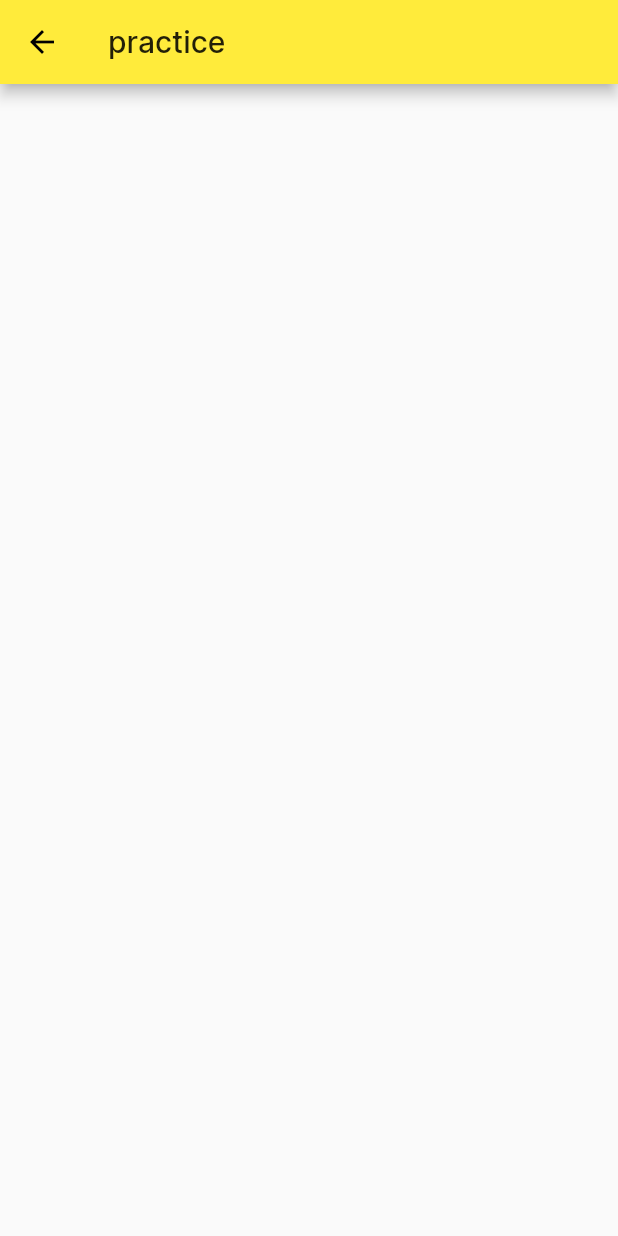
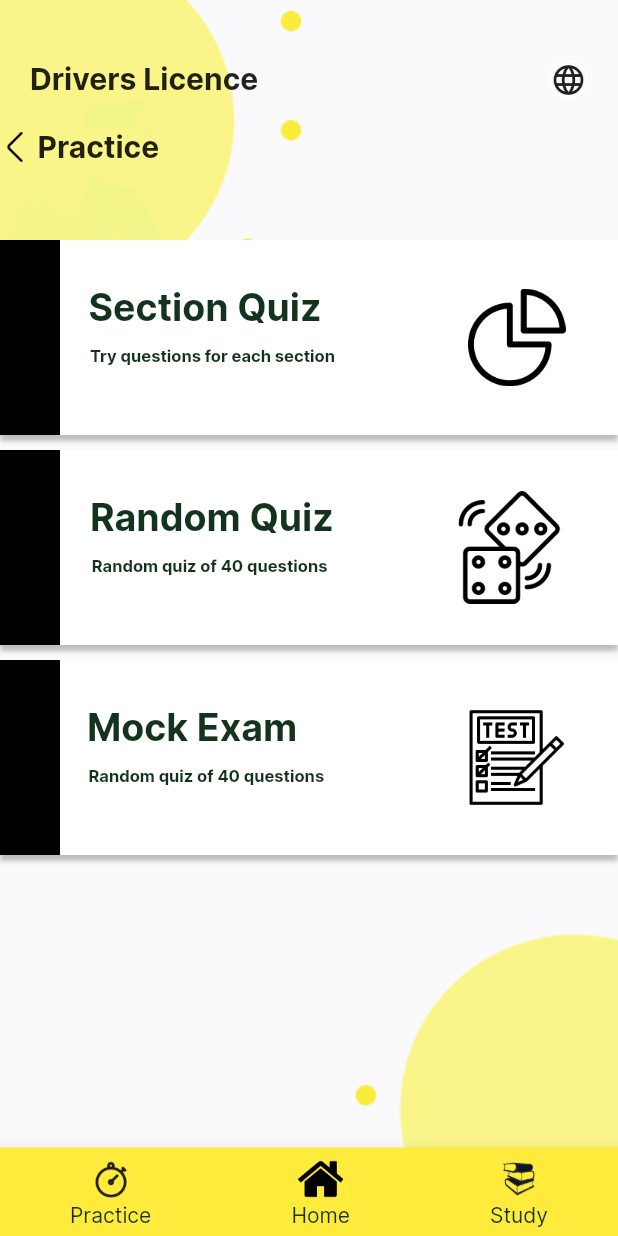
Before and after one commit to adheebshafik/Srilanka_Driving_Exam_App, a Flutter app: the screen it shows after launch, after a tap on "Practice", on a phone screen of 412 x 824 dp. Run offline on Flutter 3.47's test engine with Material 2 defaults, Android fonts, the light colour scheme and no system bars; our stand-ins replace flutter_calendar_carousel, flutter_svg.

Commit message:
Small changes to Dashboard, Ask Us and finished Practice Quiz Screen

```diff
--- a/lib/main.dart
+++ b/lib/main.dart
@@ -1,7 +1,7 @@
 import 'package:Srilanka_Driving_Exam_App/screens/askus_screen.dart';
 import 'package:Srilanka_Driving_Exam_App/screens/dashboard_screen.dart';
 import 'package:Srilanka_Driving_Exam_App/screens/language_selection_screen.dart';
-import 'package:Srilanka_Driving_Exam_App/screens/practice_screen.dart';
+import 'package:Srilanka_Driving_Exam_App/screens/practice_quiz_screen.dart';
 import 'package:Srilanka_Driving_Exam_App/screens/question_info_screen.dart';
 import 'package:Srilanka_Driving_Exam_App/screens/study_screen.dart';
 import 'package:Srilanka_Driving_Exam_App/screens/view_schedule_screen.dart';
@@ -31,11 +31,11 @@ class MyApp extends StatelessWidget {
       routes: {
         "/": (ctx) => DashboardScreen(),
         StudyScreen.routeName: (ctx) => StudyScreen(),
-        PracticeScreen.routeName: (ctx) => PracticeScreen(),
         AskUsScreen.routeName: (ctx) => AskUsScreen(),
         QuestionInfoScreen.routeName: (ctx) => QuestionInfoScreen(),
         ViewScheduleScreen.routeName: (ctx) => ViewScheduleScreen(),
-        LanguageSelection.routeName: (ctx) => LanguageSelection()
+        LanguageSelection.routeName: (ctx) => LanguageSelection(),
+        PracticeQuizScreen.routeName: (ctx) => PracticeQuizScreen()
       },
     );
   }
--- a/lib/screens/askus_screen.dart
+++ b/lib/screens/askus_screen.dart
@@ -1,4 +1,3 @@
-import 'package:Srilanka_Driving_Exam_App/screens/practice_screen.dart';
 import 'package:Srilanka_Driving_Exam_App/screens/study_screen.dart';
 import 'package:Srilanka_Driving_Exam_App/widgets/bottom_nav_bar.dart';
 import 'package:Srilanka_Driving_Exam_App/widgets/header.dart';
--- a/lib/screens/dashboard_screen.dart
+++ b/lib/screens/dashboard_screen.dart
@@ -1,5 +1,5 @@
 import 'package:Srilanka_Driving_Exam_App/screens/askus_screen.dart';
-import 'package:Srilanka_Driving_Exam_App/screens/practice_screen.dart';
+import 'package:Srilanka_Driving_Exam_App/screens/practice_quiz_screen.dart';
 import 'package:Srilanka_Driving_Exam_App/screens/study_screen.dart';
 import 'package:Srilanka_Driving_Exam_App/screens/view_schedule_screen.dart';
 import 'package:Srilanka_Driving_Exam_App/widgets/header.dart';
@@ -48,6 +48,14 @@ class DashboardScreen extends StatelessWidget {
                       decoration: BoxDecoration(
                         borderRadius: BorderRadius.circular(10),
                         color: Colors.grey[100],
+                        boxShadow: [
+                          BoxShadow(
+                            color: Colors.grey[400],
+                            blurRadius: 2.0,
+                            spreadRadius: 0.0,
+                            offset: Offset(3, 3),
+                          )
+                        ],
                       ),
                       child: Container(
                         margin: EdgeInsets.fromLTRB(23, 0, 23, 50),
@@ -78,14 +86,18 @@ class DashboardScreen extends StatelessWidget {
                         child: Text(
                           'View Schedule',
                           style: TextStyle(
-                            color: Colors.black,
-                          ),
+                              color: Colors.black, fontWeight: FontWeight.bold),
                         ),
                         decoration: BoxDecoration(
                           borderRadius: BorderRadius.circular(50),
                           color: Colors.white,
                           boxShadow: [
-                            BoxShadow(color: Colors.white10, spreadRadius: 4)
+                            BoxShadow(
+                              color: Colors.grey[400],
+                              blurRadius: 2.0,
+                              spreadRadius: 0.0,
+                              offset: Offset(0, 4.0),
+                            )
                           ],
                         ),
                       ),
@@ -100,8 +112,17 @@ class DashboardScreen extends StatelessWidget {
                       height: 180,
                       margin: EdgeInsets.only(right: 30),
                       decoration: BoxDecoration(
-                          color: Theme.of(context).primaryColor,
-                          borderRadius: BorderRadius.circular(10)),
+                        color: Theme.of(context).primaryColor,
+                        borderRadius: BorderRadius.circular(10),
+                        boxShadow: [
+                          BoxShadow(
+                            color: Colors.grey[400],
+                            blurRadius: 2.0,
+                            spreadRadius: 0.0,
+                            offset: Offset(3, 3),
+                          )
+                        ],
+                      ),
                       child: Container(
                         margin: EdgeInsets.fromLTRB(23, 0, 23, 50),
                         decoration: BoxDecoration(
@@ -150,8 +171,18 @@ class DashboardScreen extends StatelessWidget {
               onTap: () =>
                   Navigator.of(context).pushNamed(StudyScreen.routeName),
               child: Container(
-                height: 90,
-                decoration: BoxDecoration(color: Colors.yellow),
+                height: 100,
+                decoration: BoxDecoration(
+                  color: Colors.yellow,
+                  boxShadow: [
+                    BoxShadow(
+                      color: Colors.grey[400],
+                      blurRadius: 2.0,
+                      spreadRadius: 0.0,
+                      offset: Offset(0, 4.0),
+                    )
+                  ],
+                ),
                 padding: EdgeInsets.only(right: 15),
                 child: Row(
                   mainAxisAlignment: MainAxisAlignment.spaceBetween,
@@ -178,7 +209,7 @@ class DashboardScreen extends StatelessWidget {
                               BorderRadius.all(Radius.circular(250.0))),
                       child: Image.asset(
                         'assets/images/image 1.png',
-                        height: 75,
+                        height: 65,
                         fit: BoxFit.fill,
                       ),
                     ),
@@ -189,10 +220,20 @@ class DashboardScreen extends StatelessWidget {
             // Practice Tile
             GestureDetector(
               onTap: () =>
-                  Navigator.of(context).pushNamed(PracticeScreen.routeName),
+                  Navigator.of(context).pushNamed(PracticeQuizScreen.routeName),
               child: Container(
-                height: 90,
-                decoration: BoxDecoration(color: Colors.black),
+                height: 100,
+                decoration: BoxDecoration(
+                  color: Colors.black,
+                  boxShadow: [
+                    BoxShadow(
+                      color: Colors.grey[700],
+                      blurRadius: 2.0,
+                      spreadRadius: 0.0,
+                      offset: Offset(0, 4.0),
+                    )
+                  ],
+                ),
                 padding: EdgeInsets.only(right: 15),
                 margin: EdgeInsets.symmetric(vertical: 10),
                 child: Row(
@@ -239,7 +280,17 @@ class DashboardScreen extends StatelessWidget {
                   Navigator.of(context).pushNamed(AskUsScreen.routeName),
               child: Container(
                 height: 90,
-                decoration: BoxDecoration(color: Colors.grey[100]),
+                decoration: BoxDecoration(
+                  color: Colors.grey[100],
+                  boxShadow: [
+                    BoxShadow(
+                      color: Colors.grey[400],
+                      blurRadius: 2.0,
+                      spreadRadius: 0.0,
+                      offset: Offset(0, 4.0),
+                    )
+                  ],
+                ),
                 padding: EdgeInsets.only(right: 15),
                 margin: EdgeInsets.only(bottom: 50),
                 child: Row(
--- a/lib/screens/language_selection_screen.dart
+++ b/lib/screens/language_selection_screen.dart
@@ -1,5 +1,3 @@
-import 'package:Srilanka_Driving_Exam_App/widgets/back_button.dart';
-import 'package:Srilanka_Driving_Exam_App/widgets/header.dart';
 import 'package:flutter/material.dart';
 
 class LanguageSelection extends StatelessWidget {
@@ -64,7 +62,7 @@ class LanguageSelection extends StatelessWidget {
                           ),
                         ),
                         Container(
-                          margin: EdgeInsets.only(top: 15),
+                          margin: EdgeInsets.only(top: 15, bottom: 20),
                           //image decoration
                           decoration: BoxDecoration(
                               border: Border.all(color: Colors.white),
--- /dev/null
+++ b/lib/screens/practice_quiz_screen.dart
@@ -0,0 +1,229 @@
+import 'package:Srilanka_Driving_Exam_App/screens/askus_screen.dart';
+import 'package:Srilanka_Driving_Exam_App/screens/study_screen.dart';
+import 'package:Srilanka_Driving_Exam_App/widgets/back_button.dart';
+import 'package:Srilanka_Driving_Exam_App/widgets/bottom_nav_bar.dart';
+import 'package:Srilanka_Driving_Exam_App/widgets/header.dart';
+import 'package:flutter/material.dart';
+
+class PracticeQuizScreen extends StatelessWidget {
+  static const routeName = './practice-quiz-screen';
+  @override
+  Widget build(BuildContext context) {
+    return Scaffold(
+      body: Container(
+        decoration: BoxDecoration(
+            image: DecorationImage(
+                image: AssetImage("assets/images/BackgroundImage.png"),
+                fit: BoxFit.cover)),
+        child: Column(
+          crossAxisAlignment: CrossAxisAlignment.start,
+          children: <Widget>[
+            Header(),
+            Back_Button(back_button_title: 'Practice'),
+            //Study Tile
+            Container(
+              margin: EdgeInsets.only(top: 50),
+              child: GestureDetector(
+                onTap: () =>
+                    Navigator.of(context).pushNamed(StudyScreen.routeName),
+                child: Container(
+                  height: 130,
+                  decoration: BoxDecoration(
+                    color: Colors.white,
+                    boxShadow: [
+                      BoxShadow(
+                        color: Colors.grey[400],
+                        blurRadius: 2.0,
+                        spreadRadius: 0.0,
+                        offset: Offset(0, 4.0),
+                      )
+                    ],
+                  ),
+                  padding: EdgeInsets.only(right: 15),
+                  child: Row(
+                    children: <Widget>[
+                      Container(
+                        width: 40,
+                        decoration: BoxDecoration(
+                          color: Colors.black,
+                        ),
+                      ),
+                      Column(
+                        children: <Widget>[
+                          Container(
+                            margin: EdgeInsets.only(left: 10, top: 30),
+                            child: Text(
+                              'Section Quiz',
+                              style: TextStyle(
+                                fontWeight: FontWeight.bold,
+                                fontSize: 25,
+                              ),
+                            ),
+                          ),
+                          Container(
+                            margin: EdgeInsets.only(left: 20, top: 10),
+                            child: Text(
+                              'Try questions for each section',
+                              style: TextStyle(
+                                fontWeight: FontWeight.bold,
+                                fontSize: 11,
+                              ),
+                            ),
+                          ),
+                        ],
+                      ),
+                      Spacer(),
+                      Container(
+                        margin: EdgeInsets.only(right: 20),
+                        //image decoration
+
+                        child: Image.asset(
+                          'assets/images/image 18.png',
+                          height: 65,
+                          fit: BoxFit.fill,
+                        ),
+                      ),
+                    ],
+                  ),
+                ),
+              ),
+            ),
+            // Practice Tile
+            GestureDetector(
+              onTap: () =>
+                  Navigator.of(context).pushNamed(PracticeQuizScreen.routeName),
+              child: Container(
+                height: 130,
+                decoration: BoxDecoration(
+                  color: Colors.white,
+                  boxShadow: [
+                    BoxShadow(
+                      color: Colors.grey[400],
+                      blurRadius: 2.0,
+                      spreadRadius: 0.0,
+                      offset: Offset(0, 4.0),
+                    )
+                  ],
+                ),
+                padding: EdgeInsets.only(right: 15),
+                margin: EdgeInsets.symmetric(vertical: 10),
+                child: Row(
+                  // mainAxisAlignment: MainAxisAlignment.spaceBetween,
+                  children: <Widget>[
+                    Container(
+                      width: 40,
+                      decoration: BoxDecoration(
+                        color: Colors.black,
+                      ),
+                    ),
+                    Column(
+                      children: <Widget>[
+                        Container(
+                          margin: EdgeInsets.only(left: 20, top: 30),
+                          child: Text(
+                            'Random Quiz',
+                            style: TextStyle(
+                              fontWeight: FontWeight.bold,
+                              fontSize: 25,
+                            ),
+                          ),
+                        ),
+                        Container(
+                          margin: EdgeInsets.only(left: 17, top: 10),
+                          child: Text(
+                            'Random quiz of 40 questions',
+                            style: TextStyle(
+                              fontWeight: FontWeight.bold,
+                              fontSize: 11,
+                            ),
+                          ),
+                        ),
+                      ],
+                    ),
+                    Spacer(),
+                    Container(
+                      margin: EdgeInsets.only(right: 20),
+                      child: Image.asset(
+                        'assets/images/image 11.png',
+                        height: 75,
+                      ),
+                    ),
+                  ],
+                ),
+              ),
+            ),
+
+            // Ask Us Tile
+            GestureDetector(
+              onTap: () =>
+                  Navigator.of(context).pushNamed(AskUsScreen.routeName),
+              child: Container(
+                height: 130,
+                decoration: BoxDecoration(
+                  color: Colors.white,
+                  boxShadow: [
+                    BoxShadow(
+                      color: Colors.grey[400],
+                      blurRadius: 2.0,
+                      spreadRadius: 0.0,
+                      offset: Offset(0, 4.0),
+                    )
+                  ],
+                ),
+                padding: EdgeInsets.only(right: 15),
+                margin: EdgeInsets.only(bottom: 50),
+                child: Row(
+                  // mainAxisAlignment: MainAxisAlignment.spaceBetween,
+                  children: <Widget>[
+                    Container(
+                      width: 40,
+                      decoration: BoxDecoration(
+                        color: Colors.black,
+                      ),
+                    ),
+                    Column(
+                      children: <Widget>[
+                        Container(
+                          margin: EdgeInsets.only(left: 0, top: 30),
+                          child: Text(
+                            'Mock Exam',
+                            style: TextStyle(
+                              fontWeight: FontWeight.bold,
+                              fontSize: 25,
+                            ),
+                          ),
+                        ),
+                        Container(
+                          margin: EdgeInsets.only(left: 19, top: 10),
+                          child: Text(
+                            'Random quiz of 40 questions',
+                            style: TextStyle(
+                              fontWeight: FontWeight.bold,
+                              fontSize: 11,
+                            ),
+                          ),
+                        ),
+                      ],
+                    ),
+                    Spacer(),
+                    Container(
+                      margin: EdgeInsets.only(right: 20),
+                      //image decoration
+
+                      child: Image.asset(
+                        'assets/images/image 13.png',
+                        height: 65,
+                        fit: BoxFit.fill,
+                      ),
+                    ),
+                  ],
+                ),
+              ),
+            ),
+          ],
+        ),
+      ),
+      bottomNavigationBar: BottomNavBar(),
+    );
+  }
+}
--- a/lib/screens/practice_screen.dart
+++ /dev/null
@@ -1,14 +0,0 @@
-import 'package:flutter/material.dart';
-
-class PracticeScreen extends StatelessWidget {
-  static const routeName = './practice-screen';
-
-  @override
-  Widget build(BuildContext context) {
-    return Scaffold(
-      appBar: AppBar(
-        title: Text('practice'),
-      ),
-    );
-  }
-}
--- a/lib/widgets/bottom_nav_bar.dart
+++ b/lib/widgets/bottom_nav_bar.dart
@@ -1,4 +1,4 @@
-import 'package:Srilanka_Driving_Exam_App/screens/practice_screen.dart';
+import 'package:Srilanka_Driving_Exam_App/screens/practice_quiz_screen.dart';
 import 'package:Srilanka_Driving_Exam_App/screens/study_screen.dart';
 import 'package:Srilanka_Driving_Exam_App/widgets/tab_item.dart';
 import 'package:flutter/material.dart';
@@ -14,7 +14,7 @@ class BottomNavBar extends StatelessWidget {
           TabItem(
             text: 'Practice',
             path: 'assets/images/image 37.png',
-            routeName: PracticeScreen.routeName,
+            routeName: PracticeQuizScreen.routeName,
           ),
           TabItem(
             text: 'Home',
--- a/lib/widgets/header.dart
+++ b/lib/widgets/header.dart
@@ -17,21 +17,17 @@ class Header extends StatelessWidget {
             style: Theme.of(context).textTheme.title,
           ),
         ),
+        Spacer(),
         GestureDetector(
           onTap: () =>
               Navigator.of(context).pushNamed(LanguageSelection.routeName),
           child: Container(
-            margin: EdgeInsets.only(left: 130, top: 40),
-            //image decoration
-            decoration: BoxDecoration(
-                border: Border.all(color: Colors.white),
-                borderRadius: BorderRadius.all(Radius.circular(250.0))),
-            child: Image.asset(
-              'assets/images/langSelect.png',
-              height: 25,
-              fit: BoxFit.fill,
-            ),
-          ),
+              margin: EdgeInsets.only(right: 20, top: 40),
+              //image decoration
+              decoration: BoxDecoration(
+                  border: Border.all(color: Colors.white),
+                  borderRadius: BorderRadius.all(Radius.circular(250.0))),
+              child: Icon(Icons.language)),
         ),
       ],
     );
--- a/lib/widgets/search_box.dart
+++ b/lib/widgets/search_box.dart
@@ -20,8 +20,17 @@ class SearchBox extends StatelessWidget {
             vertical: 20 / 4,
           ),
           decoration: BoxDecoration(
-              color: Colors.grey[200].withOpacity(0.4),
-              borderRadius: BorderRadius.circular(20)),
+            color: Colors.grey[200].withOpacity(0.4),
+            borderRadius: BorderRadius.circular(10),
+            boxShadow: [
+              BoxShadow(
+                color: Colors.grey[350],
+                blurRadius: 2.0,
+                spreadRadius: 0.0,
+                offset: Offset(0, 4.0),
+              )
+            ],
+          ),
           child: TextField(
             onChanged: onChanged,
             style: TextStyle(color: Colors.black),
```
